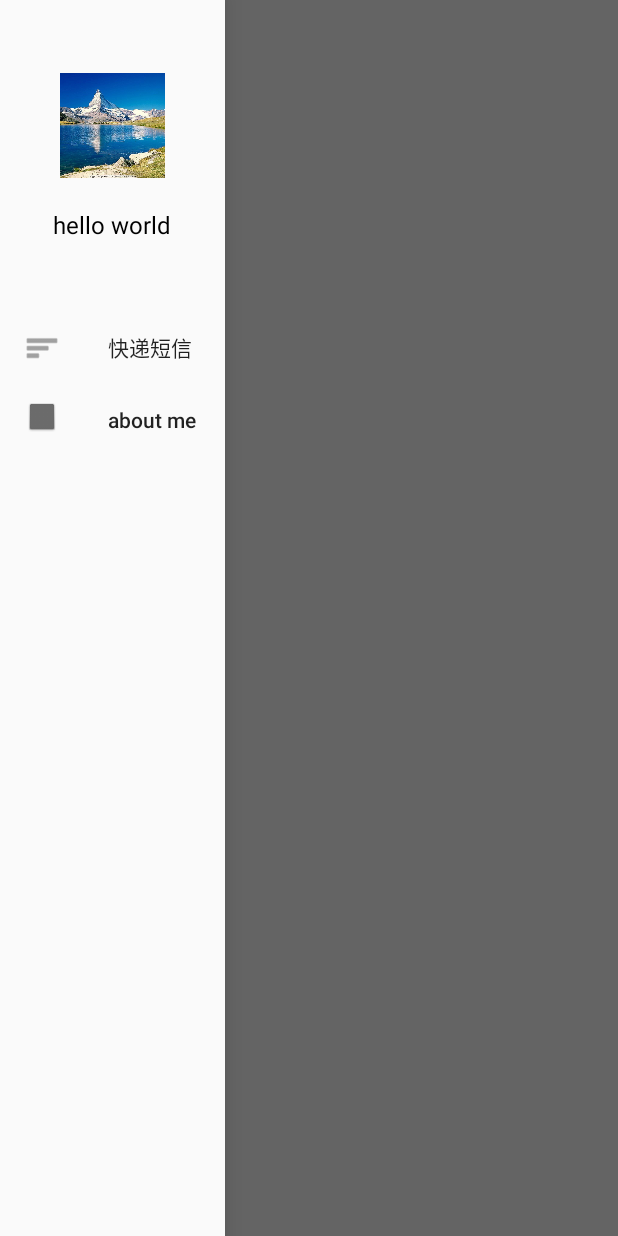
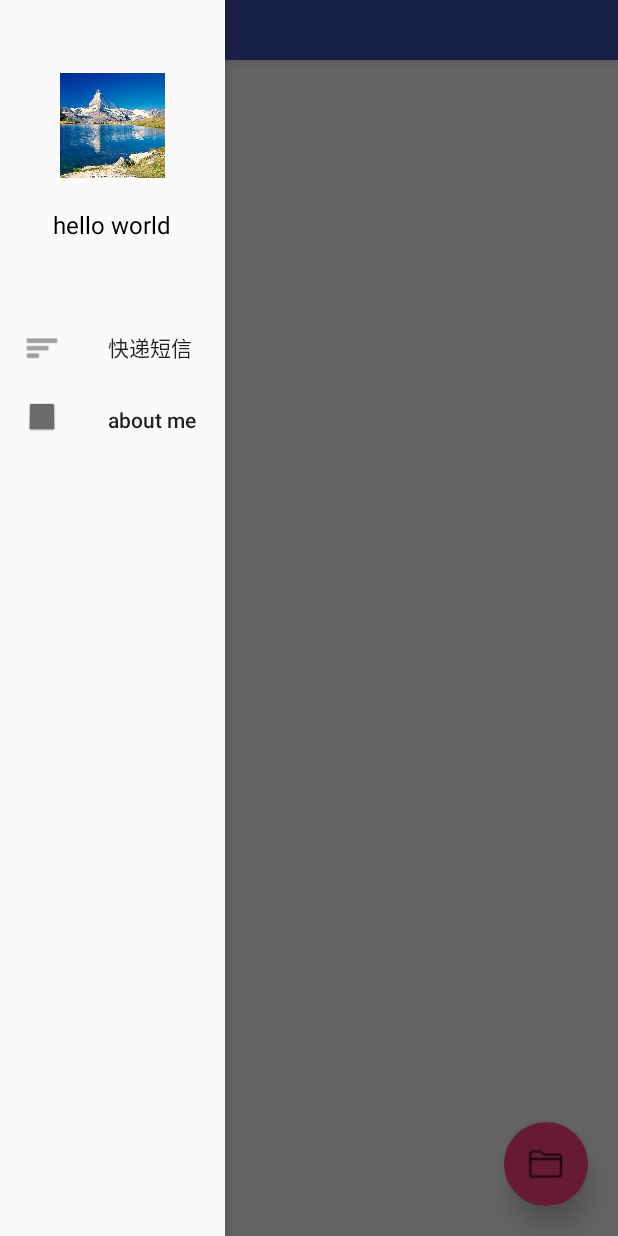
Before and after one commit to Maplely/TopSmsSort, an Android app: the screen it shows after launch (MainActivity), with the side drawer open, on a phone screen of 412 x 824 dp. Run offline under Robolectric (Android 15) with nearby library versions, the phone set to English and light mode, and no system bars.

Commit message:
add code

```diff
--- a/app/src/main/AndroidManifest.xml
+++ b/app/src/main/AndroidManifest.xml
@@ -14,13 +14,13 @@
         android:roundIcon="@mipmap/ic_launcher_round"
         android:supportsRtl="true"
         android:theme="@style/AppTheme">
-        <activity android:name=".ui.SplashActivity">
+        <activity android:name=".activity.SplashActivity">
             <intent-filter>
                 <action android:name="android.intent.action.MAIN"/>
                 <category android:name="android.intent.category.LAUNCHER"/>
             </intent-filter>
         </activity>
-        <activity android:name=".ui.MainActivity"/>
+        <activity android:name=".activity.MainActivity"/>
 
         <service android:name=".service.DownloadSrevice"/>
     </application>
--- /dev/null
+++ b/app/src/main/java/com/top/topsmssort/activity/MainActivity.kt
@@ -0,0 +1,105 @@
+package com.top.topsmssort.activity
+
+import android.net.Uri
+import android.os.Bundle
+import android.support.v7.app.AppCompatActivity
+import android.view.Gravity
+import android.view.Menu
+import com.top.topsmssort.R
+import com.top.topsmssort.fragment.AboutFragment
+import com.top.topsmssort.fragment.SmsFragment
+import com.top.topsmssort.utils.Constants
+import com.top.topsmssort.utils.TimeUtil
+import com.top.topsmssort.utils.log
+import kotlinx.android.synthetic.main.activity_main.*
+
+class MainActivity : AppCompatActivity() {
+    override fun onCreate(savedInstanceState: Bundle?) {
+        super.onCreate(savedInstanceState)
+        setContentView(R.layout.activity_main)
+        drawer_navigation.setNavigationItemSelectedListener { p0 ->
+            val itemId = p0.itemId
+            when (itemId) {
+                R.id.sms -> {
+                    //navigation菜单
+                    switch(Constants.type.TYPE_SMS)
+                    sms_drawer.closeDrawers()
+                }
+                R.id.about -> {
+                    switch(Constants.type.TYPE_ABOUT)
+                    sms_drawer.closeDrawers()
+                }
+            }
+            true
+        }
+        switch(Constants.type.TYPE_SMS)
+    }
+
+    override fun onBackPressed() {
+        super.onBackPressed()
+        val count = supportFragmentManager.backStackEntryCount
+        if(count===0){
+            super.onBackPressed()
+        }else{
+            supportFragmentManager.popBackStack()
+        }
+    }
+    override fun onCreateOptionsMenu(menu: Menu?): Boolean {
+        menuInflater.inflate(R.menu.drawer_menu, menu)
+        return true
+    }
+    fun openDrawer(){
+        sms_drawer.openDrawer(Gravity.START)
+    }
+    fun closDrawer(){
+        sms_drawer.closeDrawers()
+    }
+
+    fun switch(type: String) {
+        val manager = supportFragmentManager
+        var fragment = manager.findFragmentByTag(type)
+        if (fragment == null) {
+            fragment = when (type) {
+                Constants.type.TYPE_SMS -> {
+                    SmsFragment()
+                }
+                Constants.type.TYPE_ABOUT -> {
+                    AboutFragment()
+                }
+                else -> {
+                    null
+                }
+            }
+        }
+        val transaction = manager.beginTransaction()
+        transaction.replace(R.id.sms_acitivity_content,fragment!!,type)
+        transaction.setCustomAnimations(android.R.anim.fade_in,android.R.anim.fade_out)
+        transaction.commitAllowingStateLoss()
+    }
+
+    /**
+     * 读取短信
+     */
+    private fun readSms() {
+        val uri = Uri.parse("content://sms/inbox")
+        val cur = contentResolver.query(uri, null, null, null, null)
+        cur.moveToFirst()
+        val date_index = cur.getColumnIndex("date")
+        val body_index = cur.getColumnIndex("body")
+        val address_index = cur.getColumnIndex("address")
+        val builder = StringBuilder()
+        while (cur.moveToNext()) {
+            if (builder.isNotEmpty()) {
+                builder.delete(0, builder.length)
+            }
+            val date = cur.getString(date_index)
+            val body = cur.getString(body_index)
+            val address = cur.getString(address_index)
+            builder.append("日期:").append(TimeUtil.TimeConvert(date)).append(",内容:").append(body).append(",电话号码:").append(address)
+                    .append("\n")
+            log(builder.toString())
+        }
+        cur.close()
+    }
+
+}
--- a/app/src/main/java/com/top/topsmssort/ui/SplashActivity.kt
+++ b/app/src/main/java/com/top/topsmssort/activity/SplashActivity.kt
@@ -1,4 +1,4 @@
-package com.top.topsmssort.ui
+package com.top.topsmssort.activity
 
 import android.content.Intent
 import android.content.pm.PackageManager
@@ -57,6 +57,7 @@ class SplashActivity : AppCompatActivity() {
                 //动画结束开始跳转
                 startActivity(Intent(this@SplashActivity, MainActivity::class.java))
                 overridePendingTransition(R.anim.abc_fade_in, R.anim.abc_fade_out)
+                finish()
             }
 
             override fun onAnimationStart(animation: Animation?) {
--- /dev/null
+++ b/app/src/main/java/com/top/topsmssort/fragment/SmsFragment.kt
@@ -0,0 +1,28 @@
+package com.top.topsmssort.fragment
+
+import android.os.Bundle
+import android.support.v4.app.Fragment
+import android.view.LayoutInflater
+import android.view.View
+import android.view.ViewGroup
+import com.top.topsmssort.R
+import com.top.topsmssort.activity.MainActivity
+import com.top.topsmssort.utils.toast
+import kotlinx.android.synthetic.main.fragment_sms.view.*
+
+/**
+ * Created by lihaitao on 2018/9/27.
+ *
+ */
+class SmsFragment : Fragment() {
+    override fun onCreateView(inflater: LayoutInflater, container: ViewGroup?, savedInstanceState: Bundle?): View? {
+        val view = inflater.inflate(R.layout.fragment_sms, null)
+        view.sms_toolbar.setNavigationOnClickListener {
+            (activity as MainActivity).openDrawer()
+        }
+        view.sms_float_button.setOnClickListener {
+            toast("被点击")
+        }
+        return view
+    }
+}
--- a/app/src/main/java/com/top/topsmssort/ui/MainActivity.kt
+++ /dev/null
@@ -1,70 +0,0 @@
-package com.top.topsmssort.ui
-
-import android.net.Uri
-import android.os.Bundle
-import android.support.design.widget.NavigationView
-import android.support.v7.app.AppCompatActivity
-import android.view.Menu
-import android.view.MenuItem
-import com.top.topsmssort.R
-import com.top.topsmssort.utils.TimeUtil
-import com.top.topsmssort.utils.log
-import com.top.topsmssort.utils.toast
-import kotlinx.android.synthetic.main.activity_m.*
-
-class MainActivity : AppCompatActivity() {
-
-    override fun onCreate(savedInstanceState: Bundle?) {
-        super.onCreate(savedInstanceState)
-        setContentView(R.layout.activity_m)
-        drawer_navigation.setNavigationItemSelectedListener(object:NavigationView.OnNavigationItemSelectedListener{
-            override fun onNavigationItemSelected(p0: MenuItem): Boolean {
-                val itemId = p0.itemId
-                when(itemId){
-                    R.id.sms->{
-                        //navigation菜单
-                        toast("sms")
-                        sms_drawer.closeDrawers()
-                    }
-                    R.id.about->{
-                        toast("about")
-                        sms_drawer.closeDrawers()
-                    }
-                }
-                return true
-            }
-
-        })
-    }
-    override fun onCreateOptionsMenu(menu: Menu?): Boolean {
-        menuInflater.inflate(R.menu.drawer_menu,menu)
-        return true
-    }
-
-    /**
-     * 读取短信
-     */
-    private fun readSms() {
-        val uri = Uri.parse("content://sms/inbox")
-        val cur = contentResolver.query(uri, null, null, null, null)
-        cur.moveToFirst()
-        val date_index = cur.getColumnIndex("date")
-        val body_index = cur.getColumnIndex("body")
-        val address_index = cur.getColumnIndex("address")
-        val builder = StringBuilder()
-        while (cur.moveToNext()) {
-            if (builder.isNotEmpty()) {
-                builder.delete(0, builder.length)
-            }
-            val date = cur.getString(date_index)
-            val body = cur.getString(body_index)
-            val address = cur.getString(address_index)
-            builder.append("日期:").append(TimeUtil.TimeConvert(date)).append(",内容:").append(body).append(",电话号码:").append(address)
-                    .append("\n")
-            log(builder.toString())
-        }
-        cur.close()
-    }
-
-
-}
--- a/app/src/main/java/com/top/topsmssort/utils/Constants.kt
+++ b/app/src/main/java/com/top/topsmssort/utils/Constants.kt
@@ -9,11 +9,15 @@ import java.io.File
  *
  */
 object Constants {
-    val Permissions = arrayListOf<String>(Manifest.permission.READ_SMS,Manifest.permission.WRITE_EXTERNAL_STORAGE
-    ,Manifest.permission.READ_EXTERNAL_STORAGE)
-    val GIT_URL="https://raw.githubusercontent.com"
-    val debuggable=true
-    fun getBackImage(context:Context):String{
-        return context.externalCacheDir.absolutePath+ File.separator+"background"+File.separator+"back.jpg"
+    val Permissions = arrayListOf<String>(Manifest.permission.READ_SMS, Manifest.permission.WRITE_EXTERNAL_STORAGE
+            , Manifest.permission.READ_EXTERNAL_STORAGE)
+    val GIT_URL = "https://raw.githubusercontent.com"
+    val debuggable = true
+    fun getBackImage(context: Context): String {
+        return context.externalCacheDir.absolutePath + File.separator + "background" + File.separator + "back.jpg"
+    }
+    object type{
+        val TYPE_SMS="sms"
+        val TYPE_ABOUT="about"
     }
 }
--- a/app/src/main/res/layout/activity_m.xml
+++ /dev/null
@@ -1,23 +0,0 @@
-<?xml version="1.0" encoding="utf-8"?>
-<android.support.v4.widget.DrawerLayout xmlns:android="http://schemas.android.com/apk/res/android"
-                                        xmlns:app="http://schemas.android.com/apk/res-auto"
-                                        android:id="@+id/sms_drawer"
-                                        android:layout_width="match_parent"
-                                        android:layout_height="match_parent"
-                                        android:fitsSystemWindows="true">
-
-    <FrameLayout
-        android:id="@+id/sms_acitivity_content"
-        android:layout_width="match_parent"
-        android:layout_height="match_parent"/>
-
-    <android.support.design.widget.NavigationView
-        android:layout_width="150dp"
-        android:id="@+id/drawer_navigation"
-        android:layout_height="match_parent"
-        android:fitsSystemWindows="true"
-        app:headerLayout="@layout/drawlayout_header"
-        app:menu="@menu/drawer_menu"
-        android:layout_gravity="start"
-        />
-</android.support.v4.widget.DrawerLayout>
--- /dev/null
+++ b/app/src/main/res/layout/fragment_sms.xml
@@ -0,0 +1,36 @@
+<?xml version="1.0" encoding="utf-8"?>
+<android.support.design.widget.CoordinatorLayout xmlns:android="http://schemas.android.com/apk/res/android"
+                                                 xmlns:app="http://schemas.android.com/apk/res-auto"
+                                                 android:layout_width="match_parent"
+                                                 android:layout_height="match_parent"
+                                                 android:orientation="vertical">
+
+    <android.support.design.widget.AppBarLayout
+        android:layout_width="match_parent"
+        android:layout_height="40dp">
+
+        <android.support.v7.widget.Toolbar
+            android:id="@+id/sms_toolbar"
+            android:layout_width="match_parent"
+            android:layout_height="match_parent"
+            app:navigationIcon="@drawable/navtigation">
+        </android.support.v7.widget.Toolbar>
+    </android.support.design.widget.AppBarLayout>
+
+    <android.support.design.widget.FloatingActionButton
+        android:id="@+id/sms_float_button"
+        android:layout_width="wrap_content"
+        android:layout_height="wrap_content"
+        android:layout_gravity="right|bottom"
+        android:layout_marginBottom="60dp"
+        android:layout_marginRight="20dp"
+        android:src="@drawable/sort"
+        app:elevation="10dp"
+        app:layout_behavior="@string/appbar_scrolling_view_behavior"/>
+
+    <android.support.v7.widget.RecyclerView
+        android:id="@+id/sms_recycler"
+        android:layout_width="match_parent"
+        android:layout_height="match_parent"
+        app:layout_behavior="@string/appbar_scrolling_view_behavior"/>
+</android.support.design.widget.CoordinatorLayout>
```
Also changed, not shown: app/src/main/java/com/top/topsmssort/fragment/AboutFragment.kt (added, +19 -0 lines), app/src/main/java/com/top/topsmssort/utils/Extensions.kt (+9 -0 lines), app/src/main/res/layout/activity_main.xml (+18 -39 lines), app/src/main/res/layout/fragment_about.xml (added, +11 -0 lines), app/src/main/res/drawable/back.png (added), app/src/main/res/drawable/navtigation.png (added), app/src/main/res/drawable/sort.png (added).
